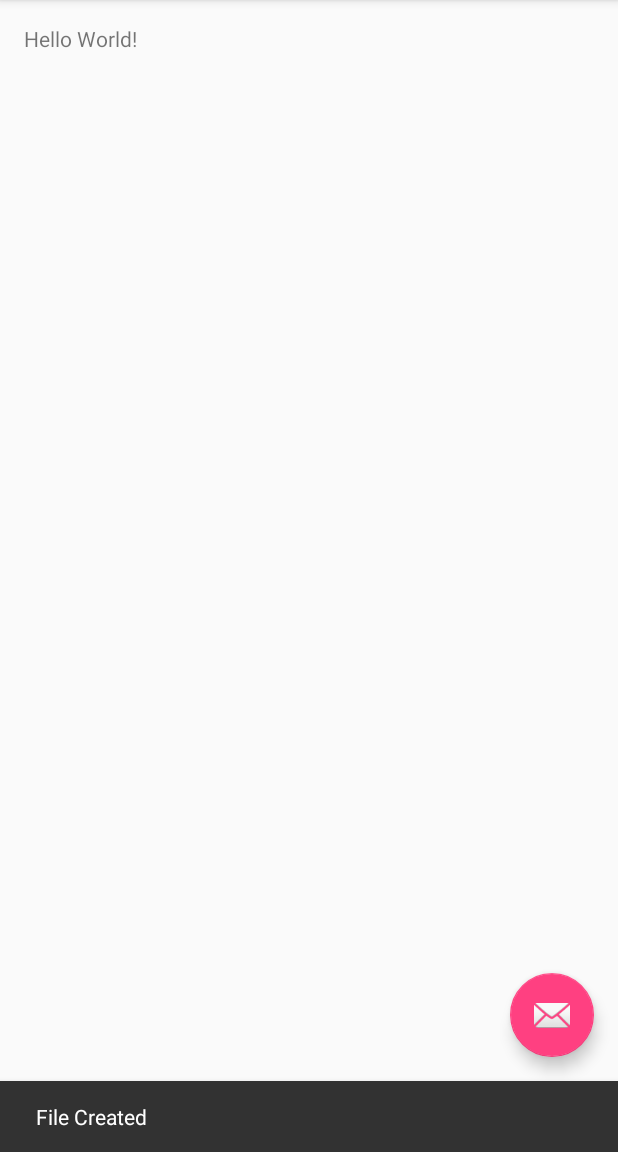
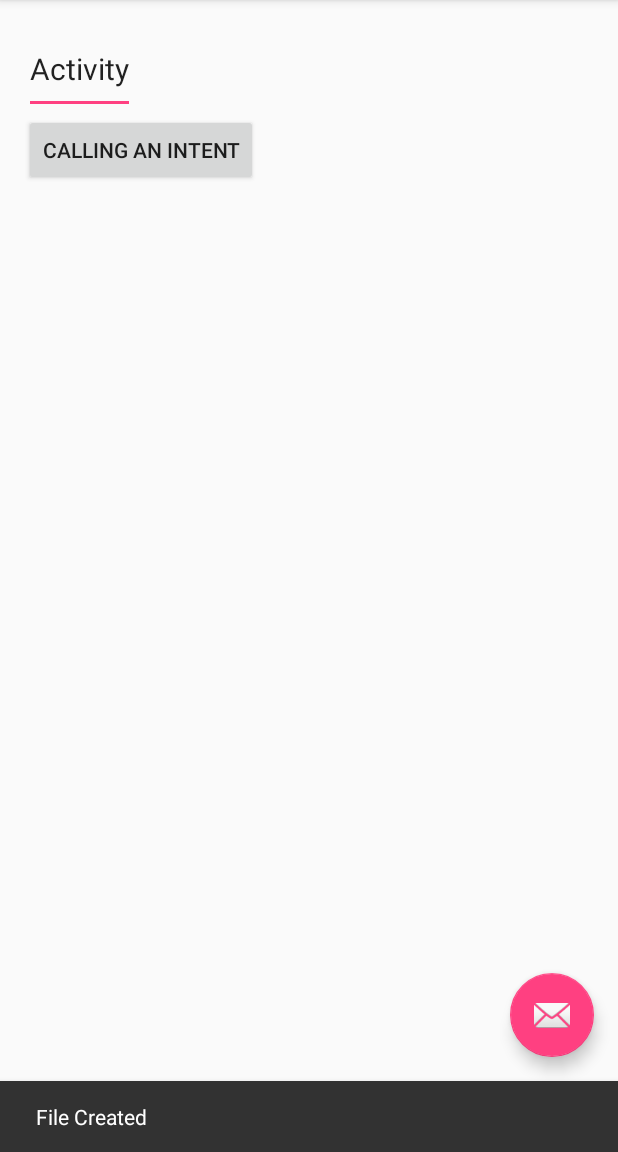
Before and after one commit to ilemus/fnot, an Android app: the screen it shows after launch (MainActivity), after a tap on an icon or button, on a phone screen of 412 x 824 dp, the part 84-1236 px from its top. Run offline under Robolectric (Android 15) with nearby library versions, the phone set to English and light mode, and no system bars; 5 statements that could not run were skipped.

Commit message:
Version 1.1; Using intents

```diff
--- a/app/build.gradle
+++ b/app/build.gradle
@@ -8,8 +8,8 @@ android {
         applicationId "com.home.ilemus.fnot"
         minSdkVersion 15
         targetSdkVersion 23
-        versionCode 1
-        versionName "1.0"
+        versionCode 2
+        versionName "1.1"
     }
     buildTypes {
         release {
--- a/app/src/main/AndroidManifest.xml
+++ b/app/src/main/AndroidManifest.xml
@@ -17,6 +17,8 @@
                 <category android:name="android.intent.category.LAUNCHER" />
             </intent-filter>
         </activity>
+        <activity android:name=".ResultActivity"
+            android:label="Result Activity"/>
         <!-- ATTENTION: This was auto-generated to add Google Play services to your project for
              App Indexing.  See https://g.co/AppIndexing/AndroidStudio for more information. -->
         <meta-data
--- a/app/src/main/res/layout/content_main.xml
+++ b/app/src/main/res/layout/content_main.xml
@@ -12,8 +12,22 @@
     tools:context="com.home.ilemus.fnot.MainActivity"
     tools:showIn="@layout/activity_main">
 
-    <TextView
+    <EditText
+        android:id="@+id/inputForIntent"
         android:layout_width="wrap_content"
         android:layout_height="wrap_content"
-        android:text="Hello World!" />
+        android:minHeight="60dip"
+        android:text="Activity"
+        android:textSize="20sp" >
+    </EditText>
+
+    <Button
+        android:id="@+id/startIntent"
+        android:layout_width="wrap_content"
+        android:layout_height="wrap_content"
+        android:layout_alignLeft="@+id/inputForIntent"
+        android:layout_below="@+id/inputForIntent"
+        android:onClick="onClick"
+        android:text="Calling an intent" />
+
 </RelativeLayout>
```
Also changed, not shown: app/src/main/java/com/home/ilemus/fnot/ResultActivity.java (added, +22 -0 lines), app/src/main/res/layout/activity_result.xml (added, +21 -0 lines).
